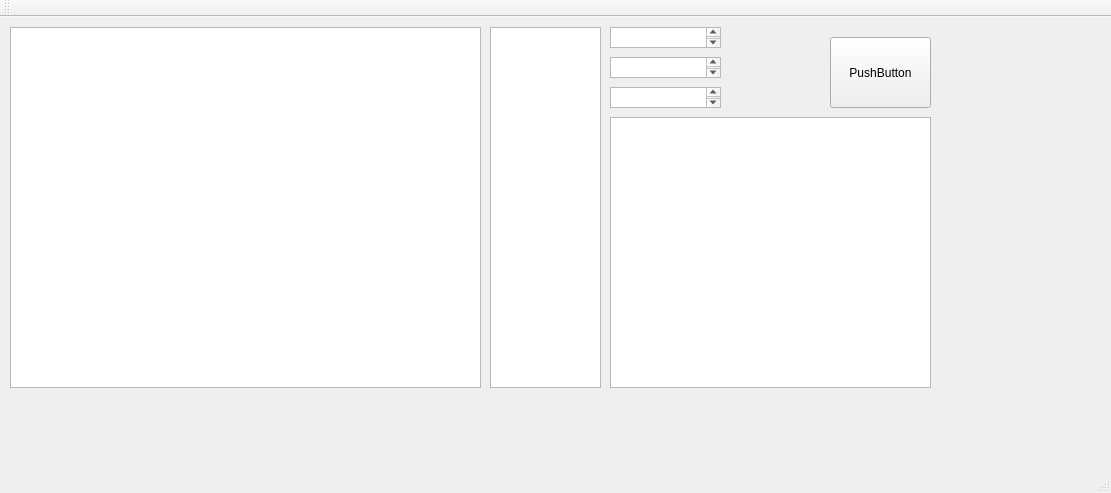
Above: Annealing/mainwindow.ui from sd10000100/SomeProjectsForInterest before the change. Below: the same form after it.
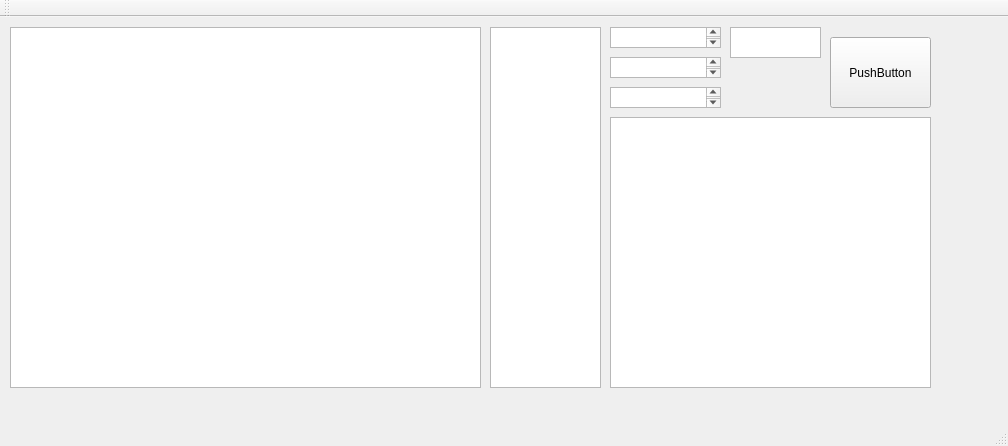
That is the form after the change.

The edit to the form file:
```diff
--- a/Annealing/mainwindow.ui
+++ b/Annealing/mainwindow.ui
@@ -6,8 +6,8 @@
    <rect>
     <x>0</x>
     <y>0</y>
-    <width>1111</width>
-    <height>493</height>
+    <width>1008</width>
+    <height>446</height>
    </rect>
   </property>
   <property name="windowTitle">
@@ -98,6 +98,16 @@
      </rect>
     </property>
    </widget>
+   <widget class="QTextBrowser" name="textBrowser_6">
+    <property name="geometry">
+     <rect>
+      <x>730</x>
+      <y>10</y>
+      <width>91</width>
+      <height>31</height>
+     </rect>
+    </property>
+   </widget>
   </widget>
   <widget class="QMenuBar" name="menuBar">
    <property name="geometry">
```
Left out of the diff: 2 changed lines with no effect on the pictures.
